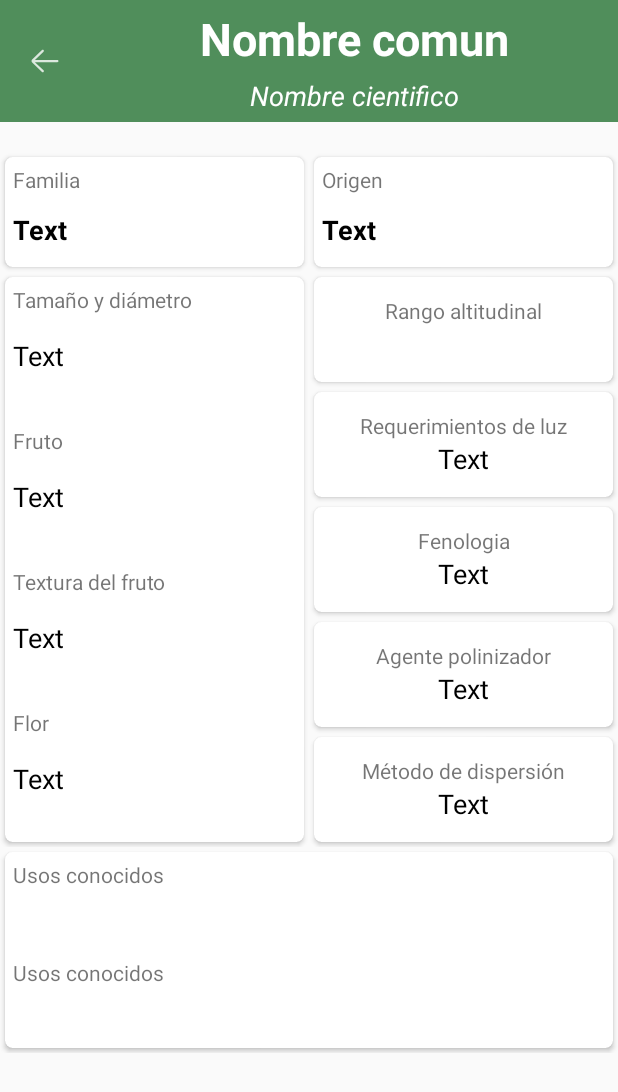
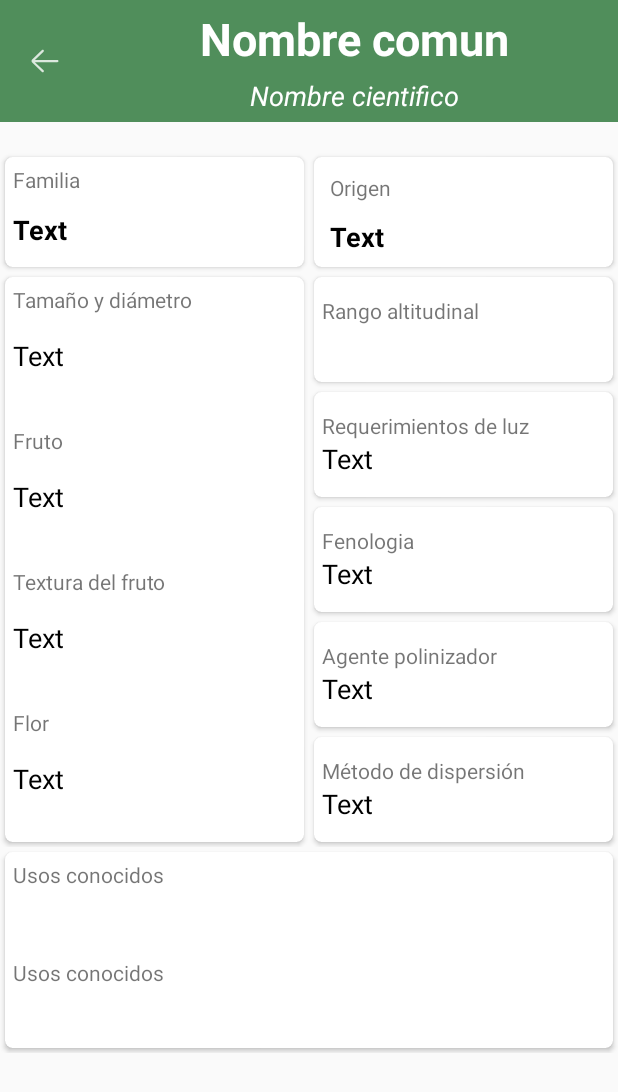
Before and after one commit to Andreyf20/SiembrApp-Android, an Android app: the DetallePlantaActivity screen opened directly, with no data from a screen before it, on a phone screen of 412 x 824 dp. Shown: the top 1092 px of the screen. Run offline under Robolectric (Android 15) with nearby library versions, the phone set to English and light mode, and no system bars; our stand-ins replace Volley; network calls fail; 15 statements that could not run were skipped.

Commit message:
Plant detailed info ui changes

```diff
--- a/App/SiembrApp/app/src/main/AndroidManifest.xml
+++ b/App/SiembrApp/app/src/main/AndroidManifest.xml
@@ -14,7 +14,8 @@
         android:roundIcon="@mipmap/launcher_ic_siembrapp_round"
         android:supportsRtl="true"
         android:theme="@style/AppTheme"
-        android:usesCleartextTraffic="true">
+        android:usesCleartextTraffic="true"
+        android:screenOrientation="sensorPortrait">
 
         <activity android:name=".ui.detallesPlanta.DetallePlantaActivity"/>
         <activity
--- a/App/SiembrApp/app/src/main/java/com/example/siembrapp/MainActivity.java
+++ b/App/SiembrApp/app/src/main/java/com/example/siembrapp/MainActivity.java
@@ -29,6 +29,7 @@ public class MainActivity extends AppCompatActivity {
 
         //Back button to toolbar
         Toolbar mainActivityToolbar = findViewById(R.id.mainactivitytoolbar);
+        mainActivityToolbar.setTitle("");
         setSupportActionBar(mainActivityToolbar);
         Objects.requireNonNull(getSupportActionBar()).setDisplayHomeAsUpEnabled(true);
         getSupportActionBar().setDisplayShowHomeEnabled(true);
@@ -39,7 +40,5 @@ public class MainActivity extends AppCompatActivity {
                 onBackPressed();
             }
         });
-
-        Toast.makeText(getApplicationContext(), "Hola " +God.getLoggedUser().getNombre(), Toast.LENGTH_SHORT).show();
     }
 }
--- a/App/SiembrApp/app/src/main/java/com/example/siembrapp/ui/login/LoginActivity.java
+++ b/App/SiembrApp/app/src/main/java/com/example/siembrapp/ui/login/LoginActivity.java
@@ -72,8 +72,8 @@ public class LoginActivity extends AppCompatActivity {
 
                                             //Ya el usuario esta setteado, podemos pasar de actividad
                                             Intent mainActivityIntent = new Intent(getApplicationContext(),MainActivity.class);
+                                            Toast.makeText(getApplicationContext(), "Hola " +God.getLoggedUser().getNombre(), Toast.LENGTH_SHORT).show();
                                             startActivity(mainActivityIntent);
-
                                         }
 
                                         @Override
--- a/App/SiembrApp/app/src/main/res/layout/activity_detalle_planta.xml
+++ b/App/SiembrApp/app/src/main/res/layout/activity_detalle_planta.xml
@@ -125,7 +125,8 @@
                         <LinearLayout
                             android:layout_width="match_parent"
                             android:layout_height="match_parent"
-                            android:orientation="vertical">
+                            android:orientation="vertical"
+                            android:padding="5dp">
 
                             <TextView
                                 android:id="@+id/origenLbl"
@@ -262,20 +263,21 @@
                                 android:layout_width="match_parent"
                                 android:layout_height="match_parent"
                                 android:gravity="center_vertical"
-                                android:orientation="vertical">
+                                android:orientation="vertical"
+                                android:padding="5dp">
 
                                 <TextView
                                     android:layout_width="match_parent"
                                     android:layout_height="wrap_content"
                                     android:text="@string/rangoaltitudinalLbl"
-                                    android:textAlignment="center" />
+                                    android:textAlignment="viewStart" />
 
                                 <TextView
                                     android:id="@+id/rangoAltitudinalTV"
                                     android:layout_width="match_parent"
                                     android:layout_height="wrap_content"
                                     android:text="Text"
-                                    android:textAlignment="center"
+                                    android:textAlignment="viewStart"
                                     android:textColor="@color/Black"
                                     android:textSize="18sp" />
                             </LinearLayout>
@@ -292,20 +294,21 @@
                                 android:layout_width="match_parent"
                                 android:layout_height="match_parent"
                                 android:gravity="center_vertical"
-                                android:orientation="vertical">
+                                android:orientation="vertical"
+                                android:padding="5dp">
 
                                 <TextView
                                     android:layout_width="match_parent"
                                     android:layout_height="wrap_content"
                                     android:text="@string/requerimientosluzLbl"
-                                    android:textAlignment="center" />
+                                    android:textAlignment="viewStart" />
 
                                 <TextView
                                     android:id="@+id/requerimientosLuzTV"
                                     android:layout_width="match_parent"
                                     android:layout_height="wrap_content"
                                     android:text="Text"
-                                    android:textAlignment="center"
+                                    android:textAlignment="viewStart"
                                     android:textColor="@color/Black"
                                     android:textSize="18sp" />
                             </LinearLayout>
@@ -315,26 +318,28 @@
                             android:layout_width="match_parent"
                             android:layout_height="70dp"
                             android:layout_margin="3dp"
-                            app:cardCornerRadius="5dp">
+                            app:cardCornerRadius="5dp"
+                            >
 
                             <LinearLayout
                                 android:layout_width="match_parent"
                                 android:layout_height="match_parent"
                                 android:gravity="center_vertical"
-                                android:orientation="vertical">
+                                android:orientation="vertical"
+                                android:padding="5dp">
 
                                 <TextView
                                     android:layout_width="match_parent"
                                     android:layout_height="wrap_content"
                                     android:text="@string/fenologiaLlb"
-                                    android:textAlignment="center" />
+                                    android:textAlignment="viewStart" />
 
                                 <TextView
                                     android:id="@+id/fenologiaTV"
                                     android:layout_width="match_parent"
                                     android:layout_height="wrap_content"
                                     android:text="Text"
-                                    android:textAlignment="center"
+                                    android:textAlignment="viewStart"
                                     android:textColor="@color/Black"
                                     android:textSize="18sp" />
 
@@ -351,20 +356,21 @@
                                 android:layout_width="match_parent"
                                 android:layout_height="match_parent"
                                 android:gravity="center_vertical"
-                                android:orientation="vertical">
+                                android:orientation="vertical"
+                                android:padding="5dp">
 
                                 <TextView
                                     android:layout_width="match_parent"
                                     android:layout_height="wrap_content"
                                     android:text="@string/agentePolinizadorLbl"
-                                    android:textAlignment="center" />
+                                    android:textAlignment="viewStart" />
 
                                 <TextView
                                     android:id="@+id/agentePolinizadorTV"
                                     android:layout_width="match_parent"
                                     android:layout_height="wrap_content"
                                     android:text="Text"
-                                    android:textAlignment="center"
+                                    android:textAlignment="viewStart"
                                     android:textColor="@color/Black"
                                     android:textSize="18sp" />
 
@@ -381,20 +387,21 @@
                                 android:layout_width="match_parent"
                                 android:layout_height="match_parent"
                                 android:gravity="center_vertical"
-                                android:orientation="vertical">
+                                android:orientation="vertical"
+                                android:padding="5dp">
 
                                 <TextView
                                     android:layout_width="match_parent"
                                     android:layout_height="wrap_content"
                                     android:text="@string/metododispersionLbl"
-                                    android:textAlignment="center" />
+                                    android:textAlignment="viewStart" />
 
                                 <TextView
                                     android:id="@+id/metododispersionTV"
                                     android:layout_width="match_parent"
                                     android:layout_height="wrap_content"
                                     android:text="Text"
-                                    android:textAlignment="center"
+                                    android:textAlignment="viewStart"
                                     android:textColor="@color/Black"
                                     android:textSize="18sp" />
                             </LinearLayout>
```
